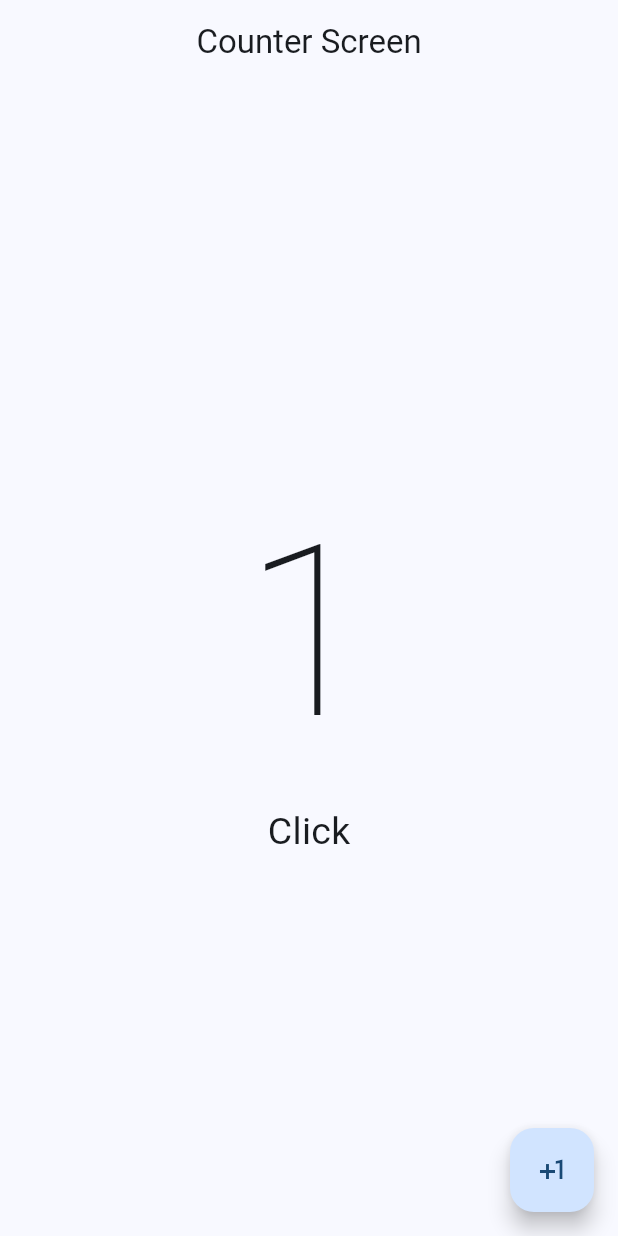
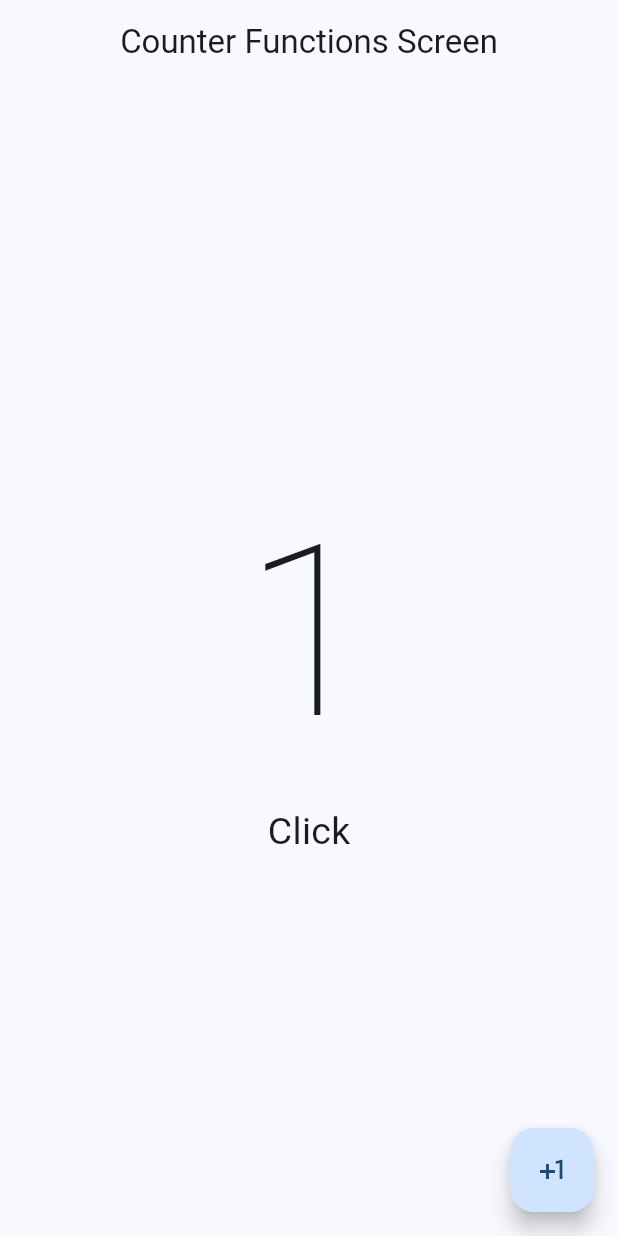
Before and after one commit to AlejandroDev8/Flutter-Hello-World, a Flutter app: the screen it shows after launch, after a tap on the "plus one" icon, on a phone screen of 412 x 824 dp. Run offline on Flutter 3.47's test engine with Material 3 defaults, Android fonts, the phone set to English and light mode, and no system bars.

Commit message:
create file counter_functions_screen

```diff
--- a/lib/main.dart
+++ b/lib/main.dart
@@ -1,4 +1,5 @@
 import 'package:flutter/material.dart';
+import 'package:hello_world_app/presentation/screens/counter/counter_functions_screen.dart';
 import 'package:hello_world_app/presentation/screens/counter/counter_screen.dart';
 
 void main() {
@@ -13,6 +14,6 @@ class MyApp extends StatelessWidget {
     return MaterialApp(
         debugShowCheckedModeBanner: false,
         theme: ThemeData(useMaterial3: true, colorSchemeSeed: Colors.blue),
-        home: const CounterScreen());
+        home: const CounterFunctionsScreen());
   }
 }
--- /dev/null
+++ b/lib/presentation/screens/counter/counter_functions_screen.dart
@@ -0,0 +1,46 @@
+import 'package:flutter/material.dart';
+
+class CounterFunctionsScreen extends StatefulWidget {
+  const CounterFunctionsScreen({super.key});
+
+  @override
+  State<CounterFunctionsScreen> createState() => _CounterFunctionsScreenState();
+}
+
+class _CounterFunctionsScreenState extends State<CounterFunctionsScreen> {
+  int clickCounter = 0;
+
+  @override
+  Widget build(BuildContext context) {
+    return Scaffold(
+      appBar: AppBar(
+        title: const Text('Counter Functions Screen'),
+        centerTitle: true,
+      ),
+      body: Center(
+        child: Column(
+          mainAxisAlignment: MainAxisAlignment.center,
+          children: [
+            Text(
+              '$clickCounter',
+              style:
+                  const TextStyle(fontSize: 160, fontWeight: FontWeight.w100),
+            ),
+            Text(
+              clickCounter == 1 ? 'Click' : 'Clicks',
+              style: const TextStyle(fontSize: 25),
+            )
+          ],
+        ),
+      ),
+      floatingActionButton: FloatingActionButton(
+        onPressed: () {
+          setState(() {
+            clickCounter++;
+          });
+        },
+        child: const Icon(Icons.plus_one),
+      ),
+    );
+  }
+}
```
